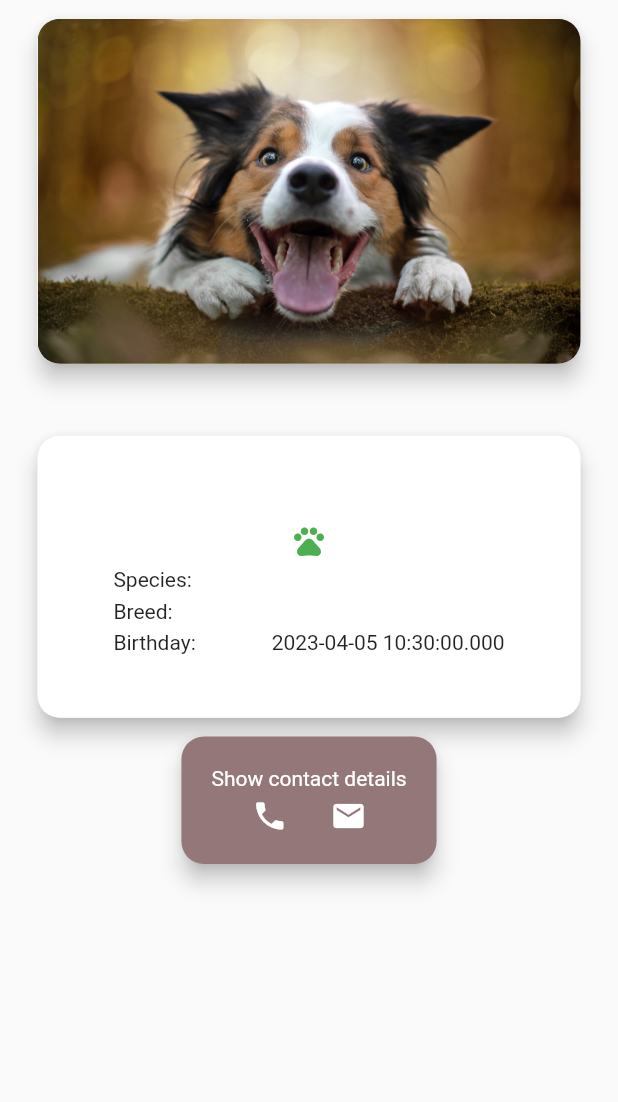
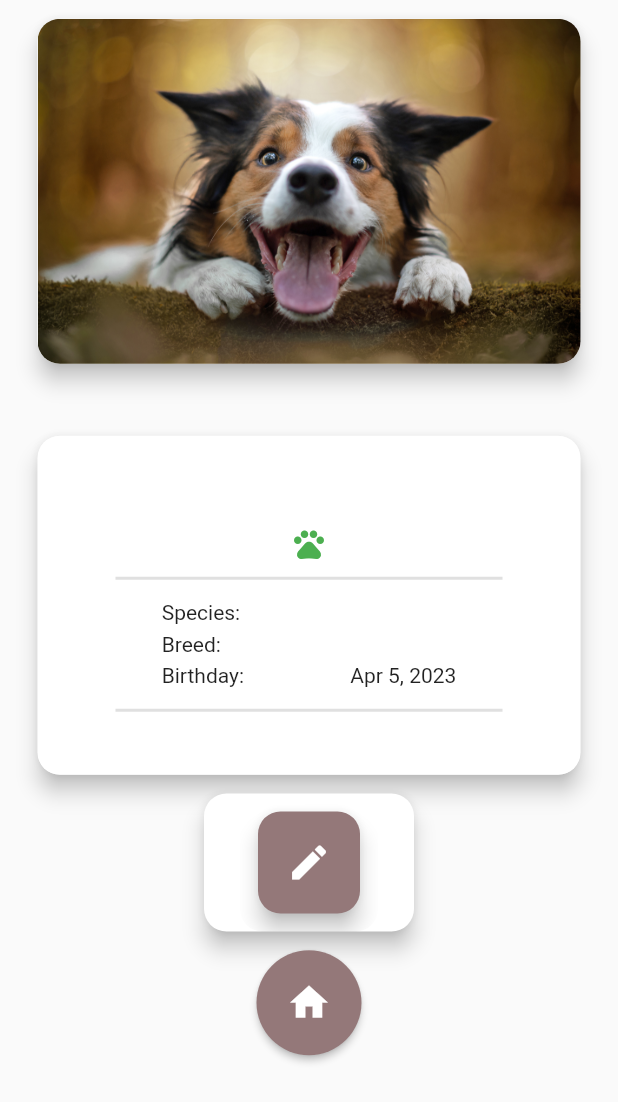
Before and after one commit to WUoT-software-engineering-group/PetshareClient, a Flutter app: the AnnouncementDetailsPage screen opened directly with empty values, on a phone screen of 412 x 824 dp. Shown: the top 1102 px of the screen. Run offline on Flutter 3.47's test engine with Material 2 defaults, Android fonts, the phone set to English and light mode, and no system bars; our stand-ins replace bloc, curved_navigation_bar, equatable, flutter_bloc, google_fonts, liquid_pull_to_refresh and 1 more; missing offline and left inert: filter_list.

Commit message:
view: add small changes to announcement details and pet tile

```diff
--- a/src/lib/views/announcementPage/announcement_details.dart
+++ b/src/lib/views/announcementPage/announcement_details.dart
@@ -1,11 +1,15 @@
 import 'package:flutter/material.dart';
+import 'package:intl/intl.dart';
 import 'package:pet_share/models/announcement.dart';
 import 'package:pet_share/utils/app_colors.dart';
+import 'package:url_launcher/url_launcher.dart';
 
 class AnnouncementDetailsPage extends StatefulWidget {
+  final bool contactButtons;
   final Announcement announcement;
 
-  const AnnouncementDetailsPage({required this.announcement, Key? key})
+  const AnnouncementDetailsPage(
+      {required this.announcement, required this.contactButtons, Key? key})
       : super(key: key);
 
   @override
@@ -14,20 +18,16 @@ class AnnouncementDetailsPage extends StatefulWidget {
 }
 
 class _AnnouncementDetailsPageState extends State<AnnouncementDetailsPage> {
-  bool expanded = false;
-
   @override
   Widget build(BuildContext context) {
     return Scaffold(
       body: SafeArea(
         child: SingleChildScrollView(
+          child: Padding(
+            padding: const EdgeInsets.symmetric(vertical: 12.5, horizontal: 25),
             child: Column(
               children: [
-              Padding(
-                padding:
-                    const EdgeInsets.symmetric(vertical: 12.5, horizontal: 25),
-                // delete and edit action on tile
-                child: Material(
+                Material(
                   elevation: 6,
                   borderRadius: const BorderRadius.all(Radius.circular(15)),
                   child: ClipRRect(
@@ -44,26 +44,28 @@ class _AnnouncementDetailsPageState extends State<AnnouncementDetailsPage> {
                     ),
                   ),
                 ),
+                const SizedBox(
+                  height: 12.5,
                 ),
                 Text(
                   widget.announcement.title,
-                style:
-                    const TextStyle(fontSize: 20, fontWeight: FontWeight.bold),
+                  style: const TextStyle(
+                      fontSize: 20, fontWeight: FontWeight.bold),
                 ),
-              Padding(
-                padding:
-                    const EdgeInsets.symmetric(vertical: 12.5, horizontal: 25),
-                // delete and edit action on tile
-                child: Material(
+                const SizedBox(
+                  height: 12.5,
+                ),
+                Material(
                   elevation: 6,
                   borderRadius: const BorderRadius.all(Radius.circular(15)),
                   child: ClipRRect(
                     borderRadius: BorderRadius.circular(15),
                     child: Container(
                       color: Colors.white,
+                      child: Padding(
+                        padding: const EdgeInsets.all(12.0),
                         child: Column(
                           children: [
-                          const SizedBox(height: 10),
                             Text(
                               widget.announcement.pet.name,
                               style: const TextStyle(
@@ -80,12 +82,19 @@ class _AnnouncementDetailsPageState extends State<AnnouncementDetailsPage> {
                                 color: Colors.green,
                               ),
                             ),
-                          const SizedBox(height: 10),
+                            const Divider(
+                              thickness: 2,
+                              indent: 40,
+                              endIndent: 40,
+                              height: 30,
+                            ),
                             Row(
-                              mainAxisAlignment: MainAxisAlignment.spaceEvenly,
+                                mainAxisAlignment:
+                                    MainAxisAlignment.spaceEvenly,
                                 children: [
                                   Column(
-                                  crossAxisAlignment: CrossAxisAlignment.start,
+                                    crossAxisAlignment:
+                                        CrossAxisAlignment.start,
                                     children: const [
                                       Text("Species:"),
                                       SizedBox(
@@ -99,6 +108,7 @@ class _AnnouncementDetailsPageState extends State<AnnouncementDetailsPage> {
                                     ],
                                   ),
                                   Column(
+                                    crossAxisAlignment: CrossAxisAlignment.end,
                                     children: [
                                       Text(widget.announcement.pet.species),
                                       const SizedBox(
@@ -108,129 +118,177 @@ class _AnnouncementDetailsPageState extends State<AnnouncementDetailsPage> {
                                       const SizedBox(
                                         height: 5,
                                       ),
-                                    Text(widget.announcement.pet.birthday
-                                        .toString()),
+                                      Text(DateFormat.yMMMd().format(
+                                          widget.announcement.pet.birthday)),
                                     ],
                                   )
                                 ]),
-                          const SizedBox(
-                            height: 10,
+                            const Divider(
+                              thickness: 2,
+                              indent: 40,
+                              endIndent: 40,
+                              height: 30,
                             ),
                             Padding(
-                              padding: const EdgeInsets.symmetric(
-                                  vertical: 8, horizontal: 8),
-                              child: Text(widget.announcement.description))
+                              padding:
+                                  const EdgeInsets.symmetric(horizontal: 10),
+                              child: Text(widget.announcement.description),
+                            )
                           ],
                         ),
                       ),
                     ),
                   ),
                 ),
+                const SizedBox(
+                  height: 12.5,
+                ),
+                Material(
+                    elevation: 6,
+                    borderRadius: const BorderRadius.all(Radius.circular(15)),
+                    color: Colors.white,
+                    child: Container(
+                      padding: const EdgeInsets.symmetric(horizontal: 24),
+                      child: ClipRRect(
+                        borderRadius: BorderRadius.circular(15),
+                        child: Padding(
+                          padding: const EdgeInsets.all(12.0),
+                          child: OptionButtons(
+                            announcement: widget.announcement,
+                            contactButtons: widget.contactButtons,
+                          ),
+                        ),
+                      ),
+                    )),
+                const SizedBox(
+                  height: 12.5,
+                ),
+                ElevatedButton(
+                  onPressed: () => Navigator.pop(context),
+                  style: ElevatedButton.styleFrom(
+                    shape: const CircleBorder(),
+                    padding: const EdgeInsets.all(20),
+                    backgroundColor: AppColors.buttons,
+                    foregroundColor: Colors.white,
+                  ),
+                  child: const Icon(Icons.home, size: 30),
+                )
+              ],
+            ),
+          ),
+        ),
+      ),
+    );
+  }
+}
+
+class OptionButtons extends StatelessWidget {
+  final Announcement announcement;
+  final bool contactButtons;
+  const OptionButtons(
+      {required this.announcement, required this.contactButtons, super.key});
+
+  Future<void> _makingCall() async {
+    var url = Uri.parse("tel:+48${announcement.author.phoneNumer}");
+    if (await canLaunchUrl(url)) {
+      await launchUrl(url);
+    } else {
+      throw 'Could not launch $url';
+    }
+  }
+
+  Future<void> _sendingEmails() async {
+    var url = Uri.parse("mailto:${announcement.author.email}");
+    if (await canLaunchUrl(url)) {
+      await launchUrl(url);
+    } else {
+      throw 'Could not launch $url';
+    }
+  }
+
+  Widget _contactButtons() {
+    return Row(
+      mainAxisAlignment: MainAxisAlignment.center,
+      children: [
         Material(
           elevation: 6,
           borderRadius: const BorderRadius.all(Radius.circular(15)),
           color: AppColors.buttons,
           child: Padding(
-                  padding: const EdgeInsets.all(20.0),
-                  child: InkWell(
-                      onTap: () => setState(() => expanded = !expanded),
-                      child: DecoratedBox(
-                          decoration: const BoxDecoration(
-                            color: AppColors.buttons,
-                          ),
-                          child: AnimatedCrossFade(
-                            duration: const Duration(milliseconds: 200),
-                            crossFadeState: expanded
-                                ? CrossFadeState.showSecond
-                                : CrossFadeState.showFirst,
-                            firstChild: Column(
+            padding: const EdgeInsets.all(10.0),
+            child: Column(
               children: [
-                                const Text(
-                                  "Show contact details",
-                                  style: TextStyle(
+                SizedBox(
+                  width: 110,
+                  child: Row(
+                    mainAxisAlignment: MainAxisAlignment.spaceEvenly,
+                    children: [
+                      IconButton(
+                        iconSize: 30,
+                        onPressed: _makingCall,
+                        icon: const Icon(
+                          Icons.phone,
                           color: Colors.white,
                         ),
                       ),
-                                const SizedBox(height: 5),
-                                SizedBox(
-                                  width: 100,
-                                  child: Row(
-                                    mainAxisAlignment:
-                                        MainAxisAlignment.spaceEvenly,
-                                    children: const [
-                                      Icon(
-                                        Icons.phone,
+                      IconButton(
+                        onPressed: _sendingEmails,
+                        iconSize: 30,
+                        icon: const Icon(
+                          Icons.mail,
                           color: Colors.white,
                         ),
-                                      SizedBox(
-                                        width: 5,
-                                      ),
-                                      Icon(
-                                        Icons.mail,
-                                        color: Colors.white,
                       ),
                     ],
                   ),
                 ),
               ],
             ),
-                            secondChild: SizedBox(
-                              width: 300,
-                              child: Row(
-                                mainAxisAlignment:
-                                    MainAxisAlignment.spaceEvenly,
-                                children: [
-                                  Column(
-                                    children: const [
-                                      Text(
-                                        "Phone number:",
-                                        style: TextStyle(
+          ),
+        ),
+        const SizedBox(
+          width: 5,
+        ),
+        Material(
+          elevation: 6,
+          borderRadius: const BorderRadius.all(Radius.circular(15)),
+          color: AppColors.buttons,
+          child: Padding(
+            padding: const EdgeInsets.all(10.0),
+            child: IconButton(
+              onPressed: () {},
+              iconSize: 30,
+              icon: const Icon(
+                Icons.check,
                 color: Colors.white,
               ),
             ),
-                                      SizedBox(
-                                        height: 5,
           ),
-                                      Text(
-                                        "E-mail address:",
-                                        style: TextStyle(
-                                          color: Colors.white,
         ),
-                                      )
       ],
-                                  ),
-                                  const SizedBox(width: 5),
-                                  Column(
-                                    children: [
-                                      const Text(
-                                        // widget.announcement.author.phoneNumer, // problem, nullowalne
-                                        "999 999 999",
-                                        style: TextStyle(
+    );
+  }
+
+  Widget _editButton() {
+    return Material(
+        elevation: 6,
+        borderRadius: const BorderRadius.all(Radius.circular(15)),
+        color: AppColors.buttons,
+        child: Padding(
+          padding: const EdgeInsets.all(10.0),
+          child: IconButton(
+            onPressed: () {},
+            iconSize: 30,
+            icon: const Icon(
+              Icons.edit,
               color: Colors.white,
             ),
           ),
-                                      const SizedBox(
-                                        height: 5,
-                                      ),
-                                      Text(
-                                        widget.announcement.author.email,
-                                        style: const TextStyle(
-                                          color: Colors.white,
-                                        ),
-                                      )
-                                    ],
-                                  )
-                                ],
-                              ),
-                            ),
-                          ))),
-                ),
-              ),
-              const SizedBox(height: 20),
-            ],
-          ),
-        ),
-      ),
-    );
+        ));
+  }
+
+  @override
+  Widget build(BuildContext context) {
+    return contactButtons ? _contactButtons() : _editButton();
   }
 }
--- a/src/pubspec.yaml
+++ b/src/pubspec.yaml
@@ -41,6 +41,7 @@ dependencies:
   bloc: ^8.1.1
   equatable: ^2.0.5
   http: ^0.13.5
+  url_launcher: ^6.1.10
 
 
   # The following adds the Cupertino Icons font to your application.
```
Also changed, not shown: src/lib/models/announcement.dart (+10 -2 lines), src/lib/views/announcementPage/pet_tile.dart (+13 -0 lines), src/pubspec.lock, 1 other file. Lines whose indentation alone changed are shown as unchanged.
